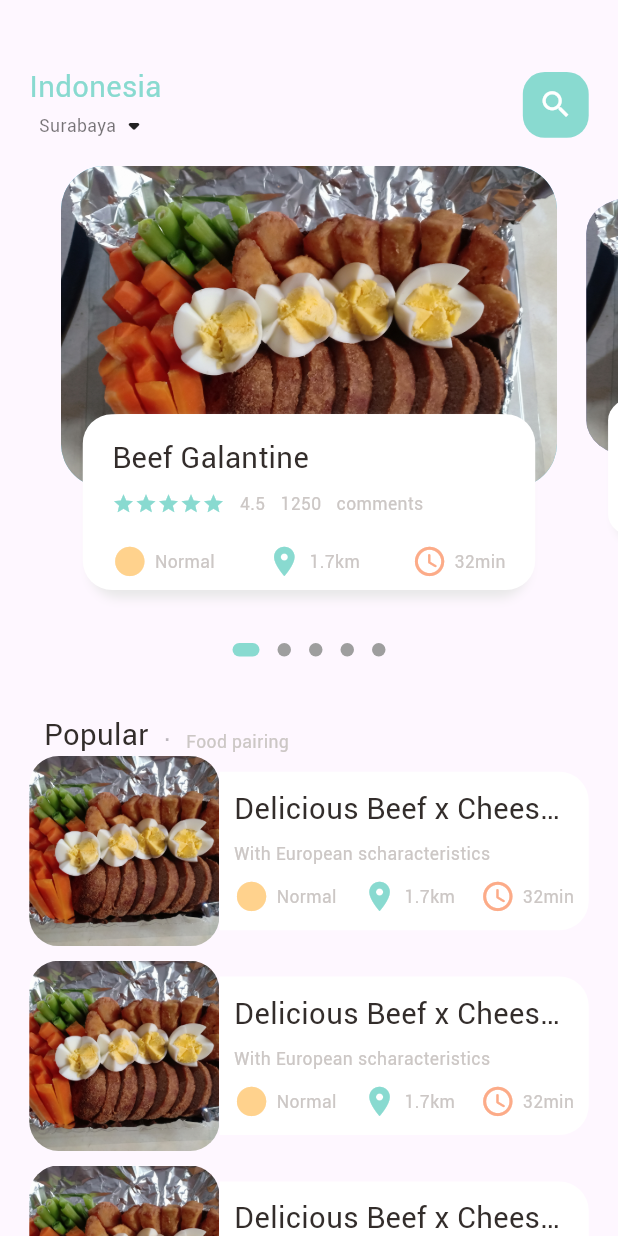
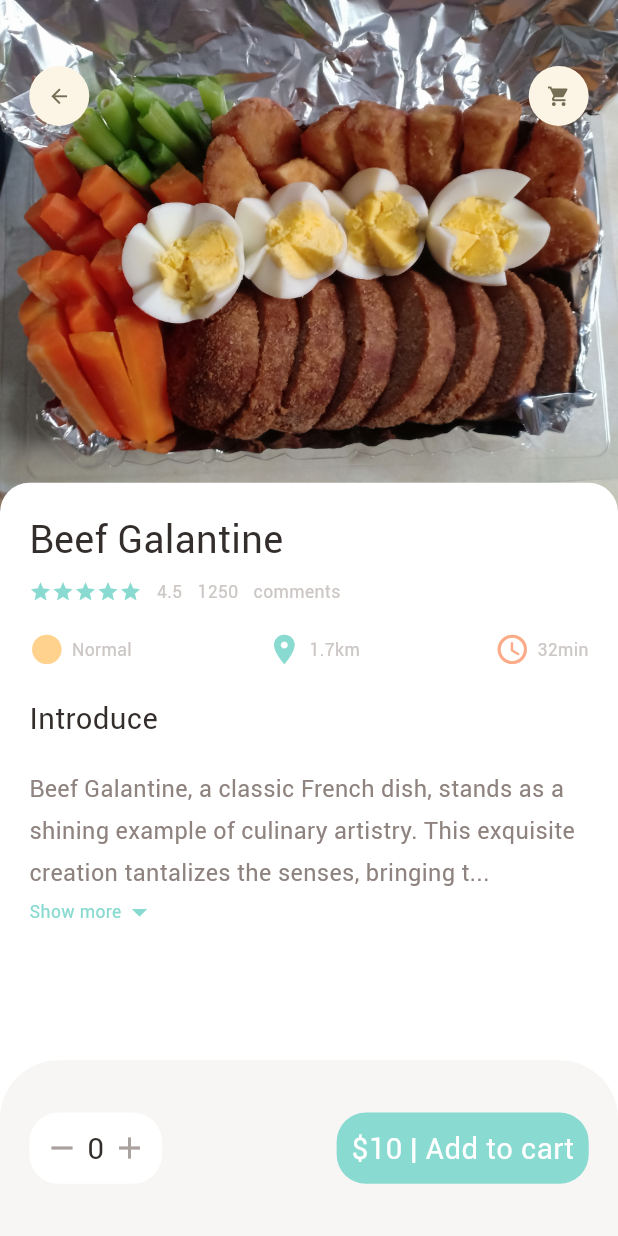
Before and after one commit to kezia2909/food_delivery_project_flutter, a Flutter app: the screen it shows after launch, on a phone screen of 412 x 824 dp. Run offline on Flutter 3.47's test engine with Material 2 defaults, Android fonts, the phone set to English and light mode, and no system bars; drawn by our look-alikes of dots_indicator; our stand-ins replace get.

Commit message:
4.30 - stack view, expandable text

```diff
--- a/lib/main.dart
+++ b/lib/main.dart
@@ -1,7 +1,8 @@
 import 'package:flutter/material.dart';
+import 'package:food_delivery_project/pages/food/popular_food_detail.dart';
 import 'package:get/get.dart';
 
-import 'home/main_food_page.dart';
+import 'pages/home/main_food_page.dart';
 
 void main() {
   runApp(const MyApp());
@@ -20,7 +21,7 @@ class MyApp extends StatelessWidget {
         colorScheme: ColorScheme.fromSeed(seedColor: Colors.deepPurple),
         useMaterial3: true,
       ),
-      home: MainFoodPage(),
+      home: PopularFoodDetail(),
     );
   }
 }
--- /dev/null
+++ b/lib/pages/food/popular_food_detail.dart
@@ -0,0 +1,178 @@
+import 'package:flutter/material.dart';
+import 'package:food_delivery_project/utils/dimensions.dart';
+import 'package:food_delivery_project/widgets/app_column.dart';
+import 'package:food_delivery_project/widgets/app_icon.dart';
+import 'package:food_delivery_project/widgets/expandable_text_widget.dart';
+
+import '../../utils/colors.dart';
+import '../../widgets/big_text.dart';
+import '../../widgets/icon_and_text_widget.dart';
+import '../../widgets/small_text.dart';
+
+class PopularFoodDetail extends StatelessWidget {
+  const PopularFoodDetail({super.key});
+
+  @override
+  Widget build(BuildContext context) {
+    return Scaffold(
+      backgroundColor: Colors.white,
+      body: Stack(
+        children: [
+          // background image
+          Positioned(
+            left: 0,
+            right: 0,
+            child: Container(
+              width: double.maxFinite,
+              height: Dimensions.popularFoodImageSize,
+              decoration: BoxDecoration(
+                image: DecorationImage(
+                  fit: BoxFit.cover,
+                  image: AssetImage("assets/image/food1.jpg"),
+                ),
+              ),
+            ),
+          ),
+          // icon widgets
+          Positioned(
+            top: Dimensions.height45,
+            left: Dimensions.width20,
+            right: Dimensions.width20,
+            child: Row(
+              mainAxisAlignment: MainAxisAlignment.spaceBetween,
+              children: [
+                AppIcon(
+                  icon: Icons.arrow_back,
+                ),
+                AppIcon(
+                  icon: Icons.shopping_cart,
+                ),
+              ],
+            ),
+          ),
+          // introduction of food - expandable text widget
+          Positioned(
+            left: 0,
+            right: 0,
+            bottom: 0,
+            top: Dimensions.popularFoodImageSize - 20,
+            child: Container(
+              padding: EdgeInsets.only(
+                  left: Dimensions.width20,
+                  right: Dimensions.width20,
+                  top: Dimensions.height20),
+              decoration: BoxDecoration(
+                  borderRadius: BorderRadius.only(
+                    topLeft: Radius.circular(Dimensions.radius20),
+                    topRight: Radius.circular(Dimensions.radius20),
+                  ),
+                  color: Colors.white),
+              child: Column(
+                crossAxisAlignment: CrossAxisAlignment.start,
+                children: [
+                  AppColumn(
+                    text: "Beef Galantine",
+                  ),
+                  SizedBox(
+                    height: Dimensions.height20,
+                  ),
+                  BigText(
+                    text: "Introduce",
+                  ),
+                  SizedBox(
+                    height: Dimensions.height20,
+                  ),
+                  Expanded(
+                    child: SingleChildScrollView(
+                      child: ExpandableTextWidget(
+                        text: "Beef Galantine, a classic French dish, stands as a shining example of culinary artistry. This exquisite creation tantalizes the senses, bringing together the finest cuts of beef, a symphony of herbs and spices, and a medley of flavorful fillings, resulting in a dish that is as visually captivating as it is delicious." +
+                            "\n" +
+                            "At the heart of Beef Galantine lies the star of the show - the beef. Chefs often choose premium cuts such as tenderloin or top round to create the foundation of this culinary masterpiece. The beef is then marinated with a carefully crafted combination of aromatic herbs and spices, infusing the meat with an array of captivating flavors. This step is crucial to ensuring that each bite of Beef Galantine is a delight for the taste buds." +
+                            "\n" +
+                            "The meticulous preparation of Beef Galantine is where the true artistry of the dish comes into play. After marinating, the beef is tenderized and expertly flattened. It is then time to create the divine filling that will elevate this dish to new heights. Chefs finely chop ingredients such as mushrooms, shallots, garlic, spinach, and aromatic herbs, carefully crafting a mixture that beautifully complements the beef. This filling becomes an essential component, contributing its unique flavors and textures to the overall experience." +
+                            "\n" +
+                            "With both the beef and filling prepared, the chef embarks on a precise and skillful process of rolling the components into a cylindrical shape. This technique ensures that the flavors are evenly distributed throughout the Galantine, resulting in a harmonious blend of taste in every slice. The rolling is a labor of love, and as the beef takes its final form, the dish begins to showcase its artful presentation.",
+                      ),
+                    ),
+                  ),
+                ],
+              ),
+            ),
+          ),
+        ],
+      ),
+      bottomNavigationBar: Container(
+        height: Dimensions.height120,
+        padding: EdgeInsets.only(
+          top: Dimensions.height30,
+          bottom: Dimensions.height30,
+          left: Dimensions.width20,
+          right: Dimensions.width20,
+        ),
+        decoration: BoxDecoration(
+          color: AppColors.buttonBackgroundColor,
+          borderRadius: BorderRadius.only(
+            topLeft: Radius.circular(Dimensions.radius20 * 2),
+            topRight: Radius.circular(Dimensions.radius20 * 2),
+          ),
+        ),
+        child: Row(
+          mainAxisAlignment: MainAxisAlignment.spaceBetween,
+          children: [
+            Container(
+              padding: EdgeInsets.only(
+                top: Dimensions.height10,
+                bottom: Dimensions.height10,
+                left: Dimensions.width10,
+                right: Dimensions.width10,
+              ),
+              decoration: BoxDecoration(
+                borderRadius: BorderRadius.circular(Dimensions.radius20),
+                color: Colors.white,
+              ),
+              child: Row(
+                children: [
+                  Icon(
+                    Icons.remove,
+                    color: AppColors.signColor,
+                    // size: Dimensions.iconSize24,
+                  ),
+                  SizedBox(
+                    width: Dimensions.width5,
+                  ),
+                  BigText(
+                    text: "0",
+                    // size: Dimensions.font12,
+                  ),
+                  SizedBox(
+                    width: Dimensions.width5,
+                  ),
+                  Icon(
+                    Icons.add,
+                    color: AppColors.signColor,
+                    // size: Dimensions.iconSize24,
+                  ),
+                ],
+              ),
+            ),
+            Container(
+              padding: EdgeInsets.only(
+                top: Dimensions.height10,
+                bottom: Dimensions.height10,
+                left: Dimensions.width10,
+                right: Dimensions.width10,
+              ),
+              decoration: BoxDecoration(
+                  borderRadius: BorderRadius.circular(Dimensions.radius20),
+                  color: AppColors.mainColor),
+              child: BigText(
+                text: "\$10 | Add to cart",
+                color: Colors.white,
+              ),
+            )
+          ],
+        ),
+      ),
+    );
+  }
+}
--- a/lib/home/body_food_page.dart
+++ b/lib/pages/home/body_food_page.dart
@@ -3,6 +3,7 @@ import 'package:flutter/cupertino.dart';
 import 'package:flutter/material.dart';
 import 'package:food_delivery_project/utils/colors.dart';
 import 'package:food_delivery_project/utils/dimensions.dart';
+import 'package:food_delivery_project/widgets/app_column.dart';
 import 'package:food_delivery_project/widgets/big_text.dart';
 import 'package:food_delivery_project/widgets/icon_and_text_widget.dart';
 import 'package:food_delivery_project/widgets/small_text.dart';
@@ -266,74 +267,13 @@ class _BodyFoodPageState extends State<BodyFoodPage> {
                 ],
               ),
               child: Container(
-                padding: EdgeInsets.only(
-                    top: Dimensions.height15,
-                    left: Dimensions.width15,
-                    right: Dimensions.width15),
-                child: Column(
-                  crossAxisAlignment: CrossAxisAlignment.start,
-                  children: [
-                    BigText(text: "Beef Galantine"),
-                    SizedBox(
-                      height: Dimensions.height10,
-                    ),
-                    Row(
-                      children: [
-                        Wrap(
-                          children: List.generate(
-                            5,
-                            (index) {
-                              return Icon(
-                                Icons.star,
-                                color: AppColors.mainColor,
-                                size: 15,
-                              );
-                            },
-                          ),
-                        ),
-                        SizedBox(
-                          width: 10,
-                        ),
-                        SmallText(
-                          text: "4.5",
-                        ),
-                        SizedBox(
-                          width: 10,
-                        ),
-                        SmallText(
-                          text: "1250",
-                        ),
-                        SizedBox(
-                          width: 10,
-                        ),
-                        SmallText(
-                          text: "comments",
-                        ),
-                      ],
-                    ),
-                    SizedBox(
-                      height: Dimensions.height20,
-                    ),
-                    Row(
-                      mainAxisAlignment: MainAxisAlignment.spaceBetween,
-                      children: [
-                        IconAndTextWidget(
-                            icon: Icons.circle_sharp,
-                            text: "Normal",
-                            iconColor: AppColors.iconColor1),
-                        IconAndTextWidget(
-                            icon: Icons.location_on,
-                            text: "1.7km",
-                            iconColor: AppColors.mainColor),
-                        IconAndTextWidget(
-                            icon: Icons.access_time_rounded,
-                            text: "32min",
-                            iconColor: AppColors.iconColor2),
-                      ],
-                    ),
-                  ],
-                ),
-              ),
+                  padding: EdgeInsets.only(
+                      top: Dimensions.height15,
+                      left: Dimensions.width15,
+                      right: Dimensions.width15),
+                  child: AppColumn(
+                    text: "Beef Galantine",
+                  )),
             ),
           ),
         ],
--- a/lib/home/main_food_page.dart
+++ b/lib/pages/home/main_food_page.dart
@@ -1,5 +1,5 @@
 import 'package:flutter/material.dart';
-import 'package:food_delivery_project/home/body_food_page.dart';
+import 'package:food_delivery_project/pages/home/body_food_page.dart';
 import 'package:food_delivery_project/utils/colors.dart';
 import 'package:food_delivery_project/utils/dimensions.dart';
 import 'package:food_delivery_project/widgets/big_text.dart';
--- a/lib/utils/dimensions.dart
+++ b/lib/utils/dimensions.dart
@@ -15,6 +15,7 @@ class Dimensions {
   static double height30 = screenHeight / 28.13;
   static double height45 = screenHeight / 18.76;
   static double height100 = screenHeight / 8.44;
+  static double height120 = screenHeight / 7.03;
 
   // dynamic width padding & margin
   static double width5 = screenHeight / 168.8;
@@ -27,7 +28,9 @@ class Dimensions {
 
   // font size
   static double font12 = screenHeight / 70.33;
+  static double font16 = screenHeight / 52.75;
   static double font20 = screenHeight / 42.2;
+  static double font26 = screenHeight / 32.46;
 
   // radius
   static double radius5 = screenHeight / 168.8;
@@ -36,9 +39,11 @@ class Dimensions {
   static double radius30 = screenHeight / 28.13;
 
   // icon size
+  static double iconSize16 = screenHeight / 52.75;
   static double iconSize24 = screenHeight / 35.17;
 
   // image size
   static double listViewImageSize = screenWidth / 3.25;
   static double listViewTextContainerSize = screenWidth / 3.9;
+  static double popularFoodImageSize = screenHeight / 2.41;
 }
--- /dev/null
+++ b/lib/widgets/app_column.dart
@@ -0,0 +1,82 @@
+import 'package:flutter/material.dart';
+import 'package:food_delivery_project/widgets/small_text.dart';
+
+import '../utils/colors.dart';
+import '../utils/dimensions.dart';
+import 'big_text.dart';
+import 'icon_and_text_widget.dart';
+
+class AppColumn extends StatelessWidget {
+  final String text;
+  const AppColumn({super.key, required this.text});
+
+  @override
+  Widget build(BuildContext context) {
+    return Column(
+      crossAxisAlignment: CrossAxisAlignment.start,
+      children: [
+        BigText(
+          text: text,
+          size: Dimensions.font26,
+        ),
+        SizedBox(
+          height: Dimensions.height10,
+        ),
+        Row(
+          children: [
+            Wrap(
+              children: List.generate(
+                5,
+                (index) {
+                  return Icon(
+                    Icons.star,
+                    color: AppColors.mainColor,
+                    size: 15,
+                  );
+                },
+              ),
+            ),
+            SizedBox(
+              width: 10,
+            ),
+            SmallText(
+              text: "4.5",
+            ),
+            SizedBox(
+              width: 10,
+            ),
+            SmallText(
+              text: "1250",
+            ),
+            SizedBox(
+              width: 10,
+            ),
+            SmallText(
+              text: "comments",
+            ),
+          ],
+        ),
+        SizedBox(
+          height: Dimensions.height20,
+        ),
+        Row(
+          mainAxisAlignment: MainAxisAlignment.spaceBetween,
+          children: [
+            IconAndTextWidget(
+                icon: Icons.circle_sharp,
+                text: "Normal",
+                iconColor: AppColors.iconColor1),
+            IconAndTextWidget(
+                icon: Icons.location_on,
+                text: "1.7km",
+                iconColor: AppColors.mainColor),
+            IconAndTextWidget(
+                icon: Icons.access_time_rounded,
+                text: "32min",
+                iconColor: AppColors.iconColor2),
+          ],
+        ),
+      ],
+    );
+  }
+}
--- /dev/null
+++ b/lib/widgets/app_icon.dart
@@ -0,0 +1,33 @@
+import 'package:flutter/material.dart';
+import 'package:food_delivery_project/utils/dimensions.dart';
+
+class AppIcon extends StatelessWidget {
+  final IconData icon;
+  final Color backgroundColor;
+  final Color iconColor;
+  final double size;
+
+  const AppIcon(
+      {super.key,
+      required this.icon,
+      this.backgroundColor = const Color(0xFFfcf4e4),
+      this.iconColor = const Color(0xFF756d54),
+      this.size = 40});
+
+  @override
+  Widget build(BuildContext context) {
+    return Container(
+      width: size,
+      height: size,
+      decoration: BoxDecoration(
+        borderRadius: BorderRadius.circular(size / 2),
+        color: backgroundColor,
+      ),
+      child: Icon(
+        icon,
+        color: iconColor,
+        size: Dimensions.iconSize16,
+      ),
+    );
+  }
+}
--- /dev/null
+++ b/lib/widgets/expandable_text_widget.dart
@@ -0,0 +1,79 @@
+import 'package:flutter/material.dart';
+import 'package:food_delivery_project/utils/colors.dart';
+import 'package:food_delivery_project/utils/dimensions.dart';
+import 'package:food_delivery_project/widgets/small_text.dart';
+
+class ExpandableTextWidget extends StatefulWidget {
+  final String text;
+  const ExpandableTextWidget({super.key, required this.text});
+
+  @override
+  State<ExpandableTextWidget> createState() => _ExpandableTextWidgetState();
+}
+
+class _ExpandableTextWidgetState extends State<ExpandableTextWidget> {
+  late String firstHalf;
+  late String secondHalf;
+
+  bool hiddenText = true;
+  double textHeight = Dimensions.screenHeight / 5.63;
+
+  @override
+  void initState() {
+    // TODO: implement initState
+    super.initState();
+    if (widget.text.length > textHeight) {
+      firstHalf = widget.text.substring(0, textHeight.toInt());
+      secondHalf =
+          widget.text.substring(textHeight.toInt() + 1, widget.text.length);
+    } else {
+      firstHalf = widget.text;
+      secondHalf = "";
+    }
+  }
+
+  @override
+  Widget build(BuildContext context) {
+    return Container(
+      child: secondHalf.isEmpty
+          ? SmallText(
+              text: firstHalf,
+              size: Dimensions.font16,
+              color: AppColors.paraColor,
+            )
+          : Column(
+              children: [
+                SmallText(
+                  text: hiddenText
+                      ? (firstHalf + "...")
+                      : (firstHalf + secondHalf),
+                  size: Dimensions.font16,
+                  color: AppColors.paraColor,
+                  height: 1.8,
+                ),
+                InkWell(
+                  onTap: () {
+                    setState(() {
+                      hiddenText = !hiddenText;
+                    });
+                  },
+                  child: Row(
+                    children: [
+                      SmallText(
+                        text: hiddenText ? ("Show more") : ("Show less"),
+                        color: AppColors.mainColor,
+                      ),
+                      Icon(
+                        hiddenText
+                            ? Icons.arrow_drop_down
+                            : Icons.arrow_drop_up,
+                        color: AppColors.mainColor,
+                      )
+                    ],
+                  ),
+                ),
+              ],
+            ),
+    );
+  }
+}
```
Also changed, not shown: 1 other file.
